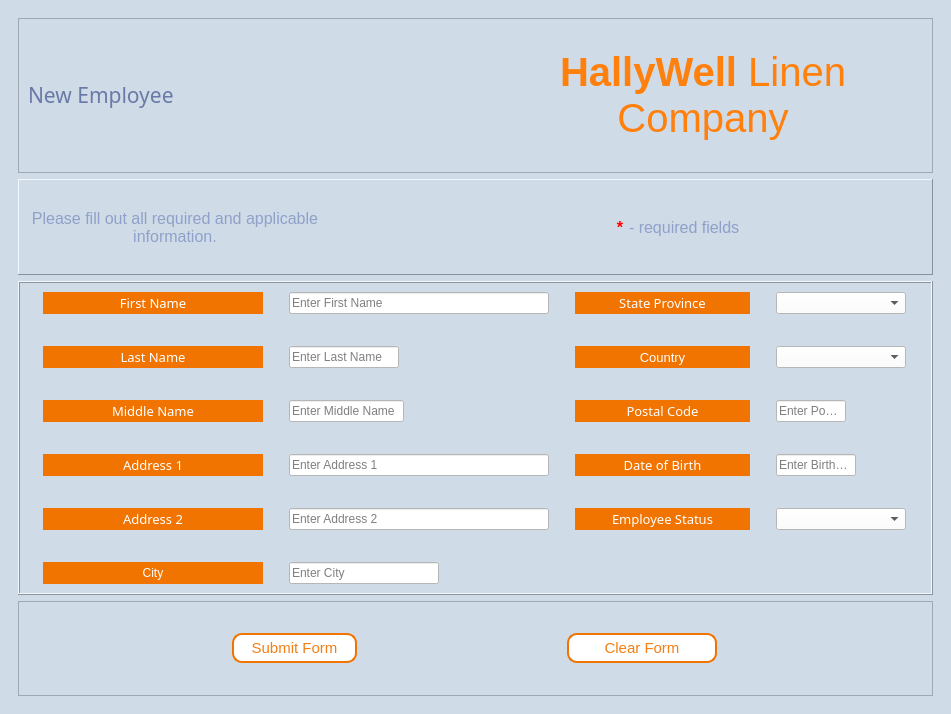
First picture: the form in Hallywell CRMS v1/UI Files/NewEmployeeForm.ui, repository apduong/CIS-3365, before the edit.
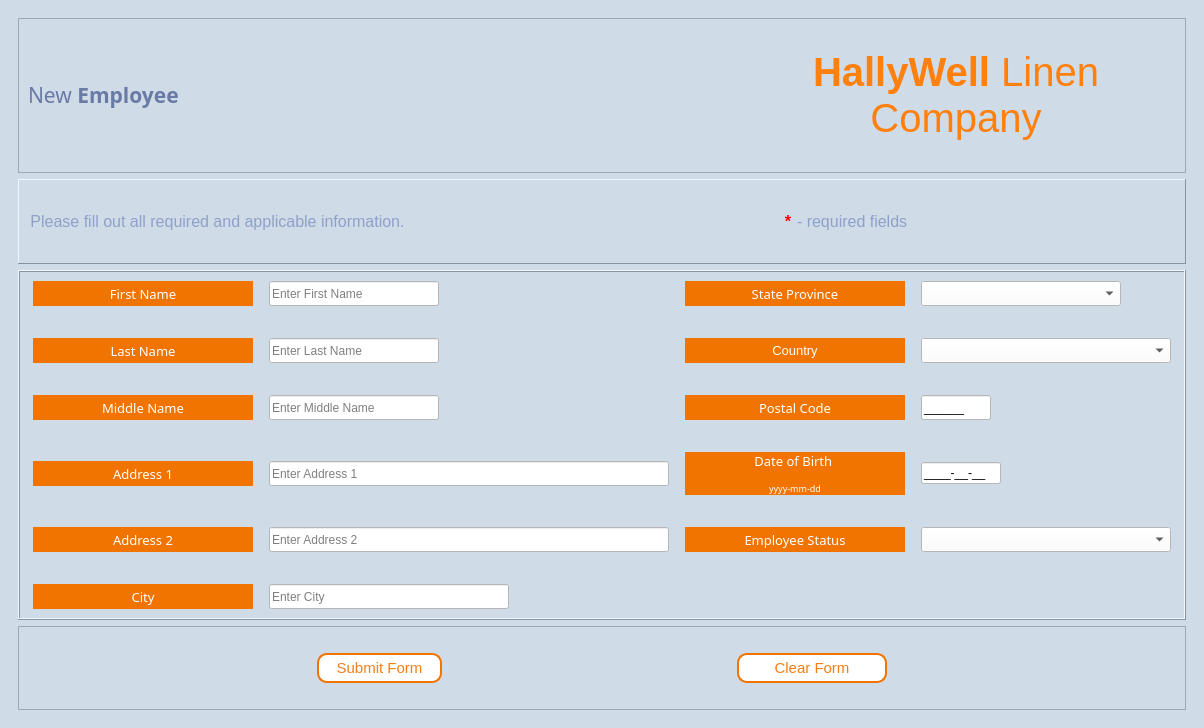
Second picture: the form after the edit.

Diff of the .ui file:
```diff
--- a/Hallywell CRMS v1/UI Files/NewEmployeeForm.ui
+++ b/Hallywell CRMS v1/UI Files/NewEmployeeForm.ui
@@ -6,8 +6,8 @@
    <rect>
     <x>0</x>
     <y>0</y>
-    <width>951</width>
-    <height>714</height>
+    <width>1204</width>
+    <height>728</height>
    </rect>
   </property>
   <property name="windowTitle">
@@ -39,8 +39,8 @@
         <rect>
          <x>0</x>
          <y>0</y>
-         <width>929</width>
-         <height>692</height>
+         <width>1182</width>
+         <height>706</height>
         </rect>
        </property>
        <layout class="QVBoxLayout" name="verticalLayout_2">
@@ -70,7 +70,7 @@
               <string notr="true">color:#6A7AA6</string>
              </property>
              <property name="text">
-              <string>&lt;html&gt;&lt;head/&gt;&lt;body&gt;&lt;p&gt;New Employee&lt;/p&gt;&lt;/body&gt;&lt;/html&gt;</string>
+              <string>New &lt;strong&gt; Employee &lt;/strong&gt;</string>
              </property>
              <property name="alignment">
               <set>Qt::AlignLeading|Qt::AlignLeft|Qt::AlignVCenter</set>
@@ -221,14 +221,14 @@
             <widget class="QComboBox" name="comboBox_Country">
              <property name="minimumSize">
               <size>
-               <width>130</width>
-               <height>0</height>
+               <width>250</width>
+               <height>25</height>
               </size>
              </property>
              <property name="maximumSize">
               <size>
-               <width>140</width>
-               <height>16777215</height>
+               <width>250</width>
+               <height>25</height>
               </size>
              </property>
             </widget>
@@ -237,14 +237,14 @@
             <widget class="QLabel" name="label_8">
              <property name="minimumSize">
               <size>
-               <width>175</width>
-               <height>0</height>
+               <width>220</width>
+               <height>25</height>
               </size>
              </property>
              <property name="maximumSize">
               <size>
-               <width>175</width>
-               <height>16777215</height>
+               <width>220</width>
+               <height>25</height>
               </size>
              </property>
              <property name="font">
@@ -265,14 +265,14 @@
             <widget class="QLabel" name="label_11">
              <property name="minimumSize">
               <size>
-               <width>175</width>
-               <height>0</height>
+               <width>220</width>
+               <height>25</height>
               </size>
              </property>
              <property name="maximumSize">
               <size>
-               <width>175</width>
-               <height>16777215</height>
+               <width>220</width>
+               <height>70</height>
               </size>
              </property>
              <property name="font">
@@ -281,8 +281,11 @@
                <pointsize>10</pointsize>
               </font>
              </property>
+             <property name="lineWidth">
+              <number>0</number>
+             </property>
              <property name="text">
-              <string>Date of Birth</string>
+              <string>&lt;html&gt;&lt;head/&gt;&lt;body&gt;&lt;p&gt;Date of Birth &lt;/p&gt;&lt;p&gt;&lt;span style=&quot; font-size:7pt;&quot;&gt;yyyy-mm-dd&lt;/span&gt;&lt;/p&gt;&lt;/body&gt;&lt;/html&gt;</string>
              </property>
              <property name="alignment">
               <set>Qt::AlignCenter</set>
@@ -301,38 +304,47 @@
               <string notr="true">QLineEdit{(&quot;yyyy-mm-dd&quot;)}</string>
              </property>
              <property name="inputMask">
-              <string/>
+              <string>0000-00-00;_</string>
              </property>
              <property name="text">
-              <string/>
-             </property>
-             <property name="placeholderText">
-              <string>Enter Birthdate</string>
+              <string>--</string>
              </property>
             </widget>
            </item>
            <item row="2" column="3">
             <widget class="QLineEdit" name="lineEdit_PostalCode">
+             <property name="minimumSize">
+              <size>
+               <width>70</width>
+               <height>25</height>
+              </size>
+             </property>
              <property name="maximumSize">
               <size>
                <width>70</width>
-               <height>16777215</height>
+               <height>25</height>
               </size>
              </property>
+             <property name="inputMask">
+              <string>000000;_</string>
+             </property>
              <property name="maxLength">
-              <number>10</number>
-             </property>
-             <property name="placeholderText">
-              <string>Enter Postal</string>
+              <number>6</number>
              </property>
             </widget>
            </item>
            <item row="1" column="2">
             <widget class="QLabel" name="label_5">
+             <property name="minimumSize">
+              <size>
+               <width>220</width>
+               <height>25</height>
+              </size>
+             </property>
              <property name="maximumSize">
               <size>
-               <width>175</width>
-               <height>16777215</height>
+               <width>220</width>
+               <height>25</height>
               </size>
              </property>
              <property name="font">
@@ -358,14 +370,14 @@
             <widget class="QLineEdit" name="lineEdit_FirstName">
              <property name="minimumSize">
               <size>
-               <width>250</width>
-               <height>0</height>
+               <width>170</width>
+               <height>25</height>
               </size>
              </property>
              <property name="maximumSize">
               <size>
-               <width>260</width>
-               <height>16777215</height>
+               <width>170</width>
+               <height>25</height>
               </size>
              </property>
              <property name="text">
@@ -383,14 +395,33 @@
             </widget>
            </item>
            <item row="7" column="3">
-            <widget class="QComboBox" name="comboBox_EmployeeStatusID"/>
+            <widget class="QComboBox" name="comboBox_EmployeeStatusID">
+             <property name="minimumSize">
+              <size>
+               <width>170</width>
+               <height>25</height>
+              </size>
+             </property>
+             <property name="maximumSize">
+              <size>
+               <width>900</width>
+               <height>25</height>
+              </size>
+             </property>
+            </widget>
            </item>
            <item row="0" column="0">
             <widget class="QLabel" name="label_7">
              <property name="minimumSize">
               <size>
                <width>220</width>
-               <height>0</height>
+               <height>25</height>
+              </size>
+             </property>
+             <property name="maximumSize">
+              <size>
+               <width>220</width>
+               <height>25</height>
               </size>
              </property>
              <property name="font">
@@ -418,13 +449,13 @@
              <property name="minimumSize">
               <size>
                <width>220</width>
-               <height>0</height>
+               <height>25</height>
               </size>
              </property>
              <property name="maximumSize">
               <size>
-               <width>180</width>
-               <height>16777215</height>
+               <width>220</width>
+               <height>25</height>
               </size>
              </property>
              <property name="font">
@@ -452,13 +483,13 @@
              <property name="minimumSize">
               <size>
                <width>220</width>
-               <height>0</height>
+               <height>25</height>
               </size>
              </property>
              <property name="maximumSize">
               <size>
-               <width>180</width>
-               <height>16777215</height>
+               <width>220</width>
+               <height>25</height>
               </size>
              </property>
              <property name="font">
@@ -483,10 +514,16 @@
            </item>
            <item row="2" column="1">
             <widget class="QLineEdit" name="lineEdit_MiddleName">
+             <property name="minimumSize">
+              <size>
+               <width>170</width>
+               <height>25</height>
+              </size>
+             </property>
              <property name="maximumSize">
               <size>
-               <width>115</width>
-               <height>16777215</height>
+               <width>170</width>
+               <height>25</height>
               </size>
              </property>
              <property name="maxLength">
@@ -502,13 +539,13 @@
              <property name="minimumSize">
               <size>
                <width>220</width>
-               <height>0</height>
+               <height>25</height>
               </size>
              </property>
              <property name="maximumSize">
               <size>
                <width>250</width>
-               <height>35</height>
+               <height>25</height>
               </size>
              </property>
              <property name="font">
@@ -533,10 +570,16 @@
            </item>
            <item row="1" column="1">
             <widget class="QLineEdit" name="lineEdit_LastName">
+             <property name="minimumSize">
+              <size>
+               <width>170</width>
+               <height>25</height>
+              </size>
+             </property>
              <property name="maximumSize">
               <size>
-               <width>110</width>
-               <height>16777215</height>
+               <width>170</width>
+               <height>25</height>
               </size>
              </property>
              <property name="maxLength">
@@ -549,10 +592,16 @@
            </item>
            <item row="6" column="1">
             <widget class="QLineEdit" name="lineEdit_Address1">
+             <property name="minimumSize">
+              <size>
+               <width>400</width>
+               <height>25</height>
+              </size>
+             </property>
              <property name="maximumSize">
               <size>
-               <width>260</width>
-               <height>16777215</height>
+               <width>400</width>
+               <height>25</height>
               </size>
              </property>
              <property name="maxLength">
@@ -567,14 +616,14 @@
             <widget class="QLabel" name="label_12">
              <property name="minimumSize">
               <size>
-               <width>175</width>
-               <height>0</height>
+               <width>220</width>
+               <height>25</height>
               </size>
              </property>
              <property name="maximumSize">
               <size>
-               <width>175</width>
-               <height>16777215</height>
+               <width>220</width>
+               <height>25</height>
               </size>
              </property>
              <property name="font">
@@ -596,13 +645,13 @@
              <property name="minimumSize">
               <size>
                <width>220</width>
-               <height>0</height>
+               <height>25</height>
               </size>
              </property>
              <property name="maximumSize">
               <size>
-               <width>180</width>
-               <height>16777215</height>
+               <width>220</width>
+               <height>25</height>
               </size>
              </property>
              <property name="font">
@@ -621,10 +670,16 @@
            </item>
            <item row="7" column="1">
             <widget class="QLineEdit" name="lineEdit_Address2">
+             <property name="minimumSize">
+              <size>
+               <width>400</width>
+               <height>25</height>
+              </size>
+             </property>
              <property name="maximumSize">
               <size>
-               <width>260</width>
-               <height>16777215</height>
+               <width>400</width>
+               <height>25</height>
               </size>
              </property>
              <property name="maxLength">
@@ -639,14 +694,14 @@
             <widget class="QLabel" name="label_14">
              <property name="minimumSize">
               <size>
-               <width>130</width>
-               <height>0</height>
+               <width>220</width>
+               <height>25</height>
               </size>
              </property>
              <property name="maximumSize">
               <size>
-               <width>175</width>
-               <height>16777215</height>
+               <width>220</width>
+               <height>25</height>
               </size>
              </property>
              <property name="font">
@@ -667,20 +722,38 @@
             <widget class="QComboBox" name="comboBox_StateProvince">
              <property name="minimumSize">
               <size>
-               <width>100</width>
-               <height>0</height>
+               <width>200</width>
+               <height>25</height>
               </size>
              </property>
              <property name="maximumSize">
               <size>
-               <width>130</width>
-               <height>16777215</height>
+               <width>200</width>
+               <height>25</height>
               </size>
              </property>
             </widget>
            </item>
            <item row="8" column="0">
             <widget class="QLabel" name="label">
+             <property name="minimumSize">
+              <size>
+               <width>220</width>
+               <height>25</height>
+              </size>
+             </property>
+             <property name="maximumSize">
+              <size>
+               <width>220</width>
+               <height>25</height>
+              </size>
+             </property>
+             <property name="font">
+              <font>
+               <family>Montserrat Medium</family>
+               <pointsize>10</pointsize>
+              </font>
+             </property>
              <property name="text">
               <string>City</string>
              </property>
@@ -691,10 +764,16 @@
            </item>
            <item row="8" column="1">
             <widget class="QLineEdit" name="lineEdit_City">
+             <property name="minimumSize">
+              <size>
+               <width>240</width>
+               <height>25</height>
+              </size>
+             </property>
              <property name="maximumSize">
               <size>
-               <width>150</width>
-               <height>16777215</height>
+               <width>240</width>
+               <height>25</height>
               </size>
              </property>
              <property name="maxLength">
```
